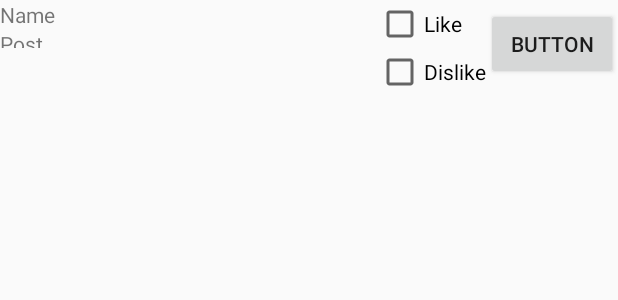
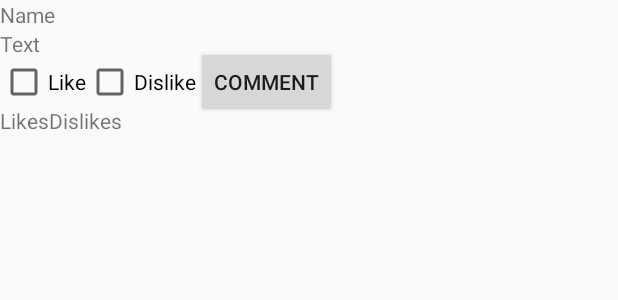
Before and after one commit to gvekan/tddd80-android-flask, an Android app: the layout wall_post.xml on its own in the app's theme, with its tools: preview values and no code run, on a phone screen of 412 x 824 dp. Shown: the top 300 px of the screen. Run offline under Robolectric (Android 15) with nearby library versions, the phone set to English and light mode, and no system bars.

Commit message:
wallAdapter possibly klar?

```diff
--- a/AndroidProjekt/app/src/main/java/com/example/simsu451/androidprojekt/LoginActivity.java
+++ b/AndroidProjekt/app/src/main/java/com/example/simsu451/androidprojekt/LoginActivity.java
@@ -54,7 +54,7 @@ public class LoginActivity extends AppCompatActivity {
     }
 
     private void login() {
-        String url = "../user";
+        String url = Constants.URL + "login";
         final EditText etEmail = (EditText) findViewById(R.id.etEmail);
         final EditText etPassword = (EditText) findViewById(R.id.etPassword);
 
@@ -63,6 +63,10 @@ public class LoginActivity extends AppCompatActivity {
 
         String email = etEmail.getText().toString();
         String password = etPassword.getText().toString();
+        if (email.length() == 0 || password.length() == 0 || password.length() < Constants.MIN_PASSWORD_LENGTH) {
+            Toast.makeText(this, "Email or password length is invalid", Toast.LENGTH_SHORT).show();
+            return;
+        }
 
         final JSONObject params = new JSONObject();
         try {
--- a/AndroidProjekt/app/src/main/java/com/example/simsu451/androidprojekt/Posts.java
+++ b/AndroidProjekt/app/src/main/java/com/example/simsu451/androidprojekt/Posts.java
@@ -15,6 +15,9 @@ public class Posts {
     }
 
     public void setPosts(List<Post> posts) {
+        //sort
         this.posts = posts;
     }
+
+
 }
--- a/AndroidProjekt/app/src/main/java/com/example/simsu451/androidprojekt/ProfileActivity.java
+++ b/AndroidProjekt/app/src/main/java/com/example/simsu451/androidprojekt/ProfileActivity.java
@@ -64,8 +64,9 @@ public class ProfileActivity extends AppCompatActivity {
 
 
     private void getProfileInfo() {
+        String url = Constants.URL + "profile-info";
         RequestQueue requestQueue = Volley.newRequestQueue(this);
-        StringRequest stringRequest = new StringRequest(Request.Method.GET, ".../profile", new Response.Listener<String>() {
+        StringRequest stringRequest = new StringRequest(Request.Method.GET, url, new Response.Listener<String>() {
             @Override
             public void onResponse(String response) {
                 // Uppdatera adaptern
--- a/AndroidProjekt/app/src/main/java/com/example/simsu451/androidprojekt/ProfileFragment.java
+++ b/AndroidProjekt/app/src/main/java/com/example/simsu451/androidprojekt/ProfileFragment.java
@@ -18,12 +18,10 @@ public class ProfileFragment extends Fragment {
         // Required empty public constructor
     }
 
-
     @Override
     public View onCreateView(LayoutInflater inflater, ViewGroup container,
                              Bundle savedInstanceState) {
         // Inflate the layout for this fragment
         return inflater.inflate(R.layout.fragment_profile, container, false);
     }
-
 }
--- a/AndroidProjekt/app/src/main/res/layout/activity_wall.xml
+++ b/AndroidProjekt/app/src/main/res/layout/activity_wall.xml
@@ -14,7 +14,7 @@
         android:layout_width="match_parent"
         android:layout_height="wrap_content"
         android:layout_below="@+id/etPost"
-        android:id="@+id/listWall" />
+        android:id="@+id/lwWall" />
     <Button
         android:text="Profile"
         android:layout_width="match_parent"
--- a/AndroidProjekt/app/src/main/res/layout/wall_post.xml
+++ b/AndroidProjekt/app/src/main/res/layout/wall_post.xml
@@ -8,46 +8,61 @@
         android:layout_height="wrap_content"
         android:layout_alignParentTop="true"
         android:layout_alignParentStart="true"
-        android:id="@+id/nameView" />
+        android:id="@+id/tvName" />
 
     <TextView
-        android:text="Post"
+        android:text="Text"
         android:layout_width="wrap_content"
         android:layout_height="wrap_content"
-        android:id="@+id/postView"
-        android:layout_below="@+id/nameView"
+        android:layout_below="@+id/tvName"
         android:layout_alignParentStart="true"
-        android:layout_alignBottom="@+id/likeBox" />
+        android:id="@+id/tvText" />
 
-    <Button
-        android:text="Button"
+    <FrameLayout
+        android:layout_width="match_parent"
+        android:layout_height="wrap_content"
+        android:layout_below="@+id/tvLikes"
+        android:id="@+id/commentContainer"></FrameLayout>
+
+
+    <CheckBox
+        android:text="Like"
         android:layout_width="wrap_content"
         android:layout_height="wrap_content"
-        android:id="@+id/commentButton"
-        android:layout_alignBaseline="@+id/postView"
-        android:layout_alignBottom="@+id/postView"
-        android:layout_alignParentEnd="true" />
+        android:layout_below="@+id/tvText"
+        android:layout_alignParentStart="true"
+        android:id="@+id/likeBox"/>
 
     <CheckBox
         android:text="Dislike"
         android:layout_width="wrap_content"
         android:layout_height="wrap_content"
         android:id="@+id/dislikeBox"
-        android:layout_below="@+id/likeBox"
-        android:layout_toStartOf="@+id/commentButton" />
+        android:layout_alignBaseline="@+id/likeBox"
+        android:layout_toEndOf="@+id/likeBox" />
 
-    <CheckBox
-        android:text="Like"
+    <Button
+        android:text="Comment"
         android:layout_width="wrap_content"
         android:layout_height="wrap_content"
-        android:id="@+id/likeBox"
-        android:layout_alignParentTop="true"
-        android:layout_alignStart="@+id/dislikeBox" />
+        android:id="@+id/commentButton"
+        android:layout_alignBaseline="@+id/likeBox"
+        android:layout_toEndOf="@+id/dislikeBox" />
 
-    <FrameLayout
-        android:layout_width="match_parent"
+    <TextView
+        android:text="Likes"
+        android:layout_width="wrap_content"
         android:layout_height="wrap_content"
-        android:layout_below="@+id/dislikeBox"
-        android:id="@+id/commentContainer"></FrameLayout>
+        android:layout_below="@+id/likeBox"
+        android:layout_alignParentStart="true"
+        android:id="@+id/tvLikes" />
+
+    <TextView
+        android:text="Dislikes"
+        android:layout_width="wrap_content"
+        android:layout_height="wrap_content"
+        android:layout_toEndOf="@+id/tvLikes"
+        android:layout_alignBaseline="@+id/tvLikes"
+        android:id="@+id/tvDislikes" />
 
 </RelativeLayout>
```
Also changed, not shown: AndroidProjekt/app/src/main/java/com/example/simsu451/androidprojekt/Constants.java (added, +12 -0 lines), AndroidProjekt/app/src/main/java/com/example/simsu451/androidprojekt/RegisterActivity.java (+24 -37 lines), AndroidProjekt/app/src/main/java/com/example/simsu451/androidprojekt/WallActivity.java (+11 -5 lines), AndroidProjekt/app/src/main/java/com/example/simsu451/androidprojekt/WallAdapter.java (+37 -6 lines).
